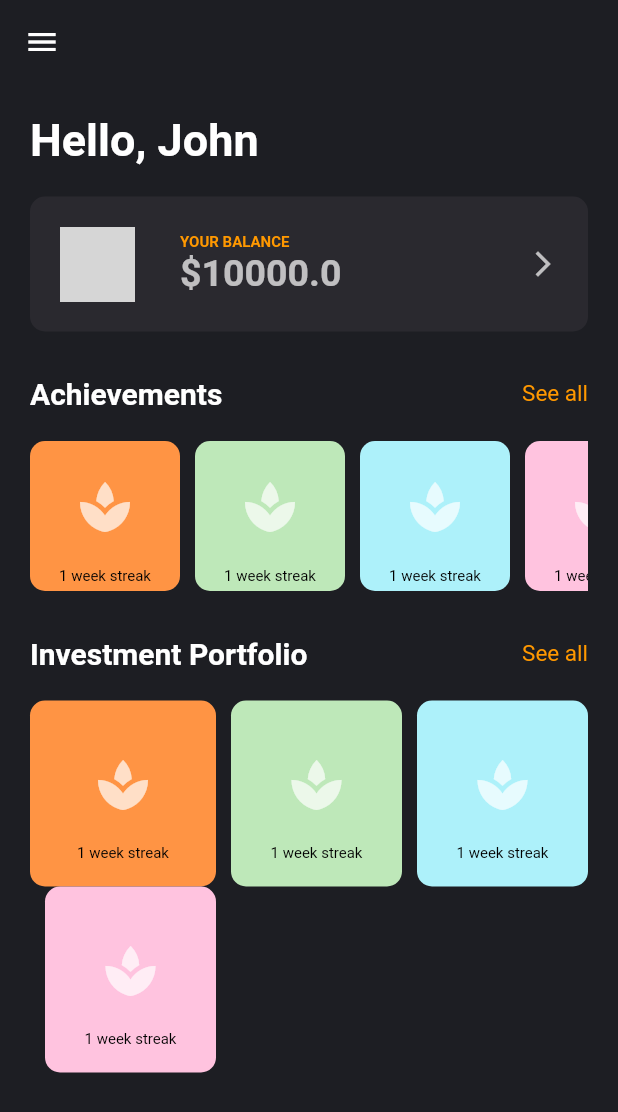
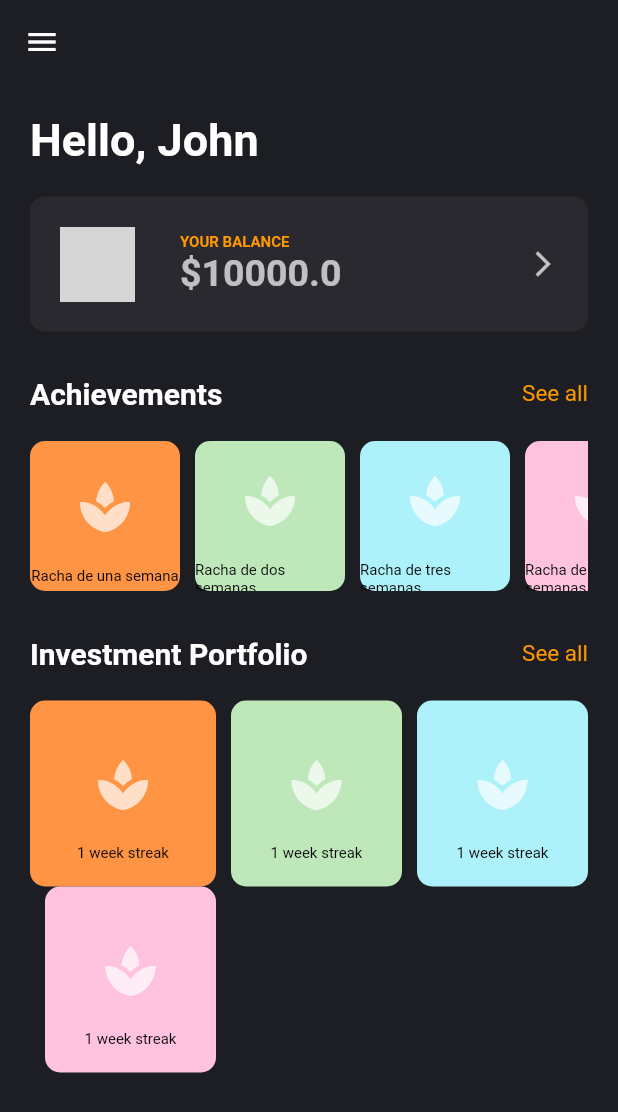
Before and after one commit to ianespana/Proyecto-Final-Flutter, a Flutter app: the screen it shows after launch, on a phone screen of 412 x 824 dp. Shown: the top 1112 px of the screen. Run offline on Flutter 3.47's test engine with Material 2 defaults, Android fonts, the phone set to English and light mode, and no system bars; network calls fail; grey boxes are pictures that could not be loaded.

Commit message:
Update main.dart

```diff
--- a/lib/main.dart
+++ b/lib/main.dart
@@ -8,7 +8,11 @@ const Color secondaryColor = Color(0xff2a292f);
 const Color errorColor = Color(0xfff83838);
 
 void main() {
-  runApp(const MyApp(userName: 'John', profileImage: 'https://img.freepik.com/free-vector/businessman-character-avatar-isolated_24877-60111.jpg', balance: 10000));
+  runApp(const MyApp(
+      userName: 'John',
+      profileImage:
+          'https://img.freepik.com/free-vector/businessman-character-avatar-isolated_24877-60111.jpg',
+      balance: 10000));
 }
 
 class MyApp extends StatelessWidget {
@@ -16,7 +20,11 @@ class MyApp extends StatelessWidget {
   final String profileImage;
   final double balance;
 
-  const MyApp({super.key, required this.userName, required this.profileImage, required this.balance});
+  const MyApp(
+      {super.key,
+      required this.userName,
+      required this.profileImage,
+      required this.balance});
 
   @override
   Widget build(BuildContext context) {
@@ -37,7 +45,8 @@ class MyApp extends StatelessWidget {
             onSurface: Colors.white,
           ),
         ),
-      home: Builder(builder: (context) => Scaffold(
+        home: Builder(
+          builder: (context) => Scaffold(
             appBar: AppBar(
               backgroundColor: Colors.transparent,
               bottomOpacity: 0.0,
@@ -66,8 +75,7 @@ class MyApp extends StatelessWidget {
                         fontWeight: FontWeight.bold,
                       ),
                     ),
-                onTap: () {
-                },
+                    onTap: () {},
                   ),
                   ListTile(
                     title: const Text(
@@ -78,8 +86,7 @@ class MyApp extends StatelessWidget {
                         fontWeight: FontWeight.bold,
                       ),
                     ),
-                onTap: () {
-                },
+                    onTap: () {},
                   ),
                 ],
               ),
@@ -181,8 +188,9 @@ class MyApp extends StatelessWidget {
                             onTap: () {
                               Navigator.push(
                                   context,
-                              MaterialPageRoute(builder: (context) => const Achievements())
-                          );
+                                  MaterialPageRoute(
+                                      builder: (context) =>
+                                          const Achievements()));
                             },
                             child: const Text(
                               "See all",
@@ -201,10 +209,58 @@ class MyApp extends StatelessWidget {
                           child: Row(
                             mainAxisAlignment: MainAxisAlignment.start,
                             children: const [
-                          Achievement(name: '1 week streak', icon: Icons.spa, color: Color(0xFFFF9444)),
-                          Achievement(name: '1 week streak', icon: Icons.spa, color: Color(0xFFBEE8B9), margin: EdgeInsets.only(left: 10),),
-                          Achievement(name: '1 week streak', icon: Icons.spa, color: Color(0xFFADF1FA), margin: EdgeInsets.only(left: 10),),
-                          Achievement(name: '1 week streak', icon: Icons.spa, color: Color(0xFFFFC3DF), margin: EdgeInsets.only(left: 10),),
+                              Achievement(
+                                  name: 'Racha de una semana',
+                                  icon: Icons.spa,
+                                  color: Color(0xFFFF9444)),
+                              Achievement(
+                                name: 'Racha de dos semanas',
+                                icon: Icons.spa,
+                                color: Color(0xFFBEE8B9),
+                                margin: EdgeInsets.only(left: 10),
+                              ),
+                              Achievement(
+                                name: 'Racha de tres semanas',
+                                icon: Icons.spa,
+                                color: Color(0xFFADF1FA),
+                                margin: EdgeInsets.only(left: 10),
+                              ),
+                              Achievement(
+                                name: 'Racha de cuatro semanas',
+                                icon: Icons.spa,
+                                color: Color(0xFFFFC3DF),
+                                margin: EdgeInsets.only(left: 10),
+                              ),
+                              Achievement(
+                                name: 'Racha de cinco semanas',
+                                icon: Icons.spa,
+                                color: Color(0xFFFF9444),
+                                margin: EdgeInsets.only(left: 10),
+                              ),
+                              Achievement(
+                                name: 'Racha de seis semanas',
+                                icon: Icons.spa,
+                                color: Color(0xFFBEE8B9),
+                                margin: EdgeInsets.only(left: 10),
+                              ),
+                              Achievement(
+                                name: 'Racha de siete semanas',
+                                icon: Icons.spa,
+                                color: Color(0xFFADF1FA),
+                                margin: EdgeInsets.only(left: 10),
+                              ),
+                              Achievement(
+                                name: 'Racha de ocho semanas',
+                                icon: Icons.spa,
+                                color: Color(0xFFFFC3DF),
+                                margin: EdgeInsets.only(left: 10),
+                              ),
+                              Achievement(
+                                name: 'Racha de nueve semanas',
+                                icon: Icons.spa,
+                                color: Color(0xFFFF9444),
+                                margin: EdgeInsets.only(left: 10),
+                              ),
                             ],
                           ),
                         ),
@@ -231,8 +287,9 @@ class MyApp extends StatelessWidget {
                             onTap: () {
                               Navigator.push(
                                   context,
-                              MaterialPageRoute(builder: (context) => const Achievements())
-                          );
+                                  MaterialPageRoute(
+                                      builder: (context) =>
+                                          const Achievements()));
                             },
                             child: const Text(
                               "See all",
@@ -252,10 +309,28 @@ class MyApp extends StatelessWidget {
                             maxCrossAxisExtent: 150,
                             shrinkWrap: true,
                             children: const [
-                          Achievement(name: '1 week streak', icon: Icons.spa, color: Color(0xFFFF9444)),
-                          Achievement(name: '1 week streak', icon: Icons.spa, color: Color(0xFFBEE8B9), margin: EdgeInsets.only(left: 10),),
-                          Achievement(name: '1 week streak', icon: Icons.spa, color: Color(0xFFADF1FA), margin: EdgeInsets.only(left: 10),),
-                          Achievement(name: '1 week streak', icon: Icons.spa, color: Color(0xFFFFC3DF), margin: EdgeInsets.only(left: 10),),
+                              Achievement(
+                                  name: '1 week streak',
+                                  icon: Icons.spa,
+                                  color: Color(0xFFFF9444)),
+                              Achievement(
+                                name: '1 week streak',
+                                icon: Icons.spa,
+                                color: Color(0xFFBEE8B9),
+                                margin: EdgeInsets.only(left: 10),
+                              ),
+                              Achievement(
+                                name: '1 week streak',
+                                icon: Icons.spa,
+                                color: Color(0xFFADF1FA),
+                                margin: EdgeInsets.only(left: 10),
+                              ),
+                              Achievement(
+                                name: '1 week streak',
+                                icon: Icons.spa,
+                                color: Color(0xFFFFC3DF),
+                                margin: EdgeInsets.only(left: 10),
+                              ),
                             ],
                           ),
                         ),
@@ -265,7 +340,7 @@ class MyApp extends StatelessWidget {
                 ),
               ],
             ),
-      ),)
-    );
+          ),
+        ));
   }
 }
```
Lines whose indentation alone changed are shown as unchanged.
